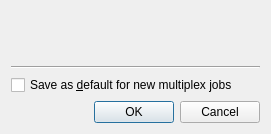
Qt form src/mkvtoolnix-gui/forms/info/job_settings_dialog.ui (jpsdr/MKVToolnix-Windows-7) before a commit.
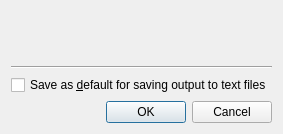
The same form after that commit. Custom widgets are drawn as their Qt base class.

Commit message:
GUI: info/preferences: make clearer what defaults for info jobs are used for
See #2259.

The edit to the form file:
```diff
--- a/src/mkvtoolnix-gui/forms/info/job_settings_dialog.ui
+++ b/src/mkvtoolnix-gui/forms/info/job_settings_dialog.ui
@@ -27,7 +27,7 @@
    <item>
     <widget class="QCheckBox" name="saveAsDefault">
      <property name="text">
-      <string>Save as &amp;default for new multiplex jobs</string>
+      <string>Save as &amp;default for saving output to text files</string>
      </property>
     </widget>
    </item>
```
Left out of the diff: 2 changed lines with no effect on the pictures. The commit also changes 1 other file.
